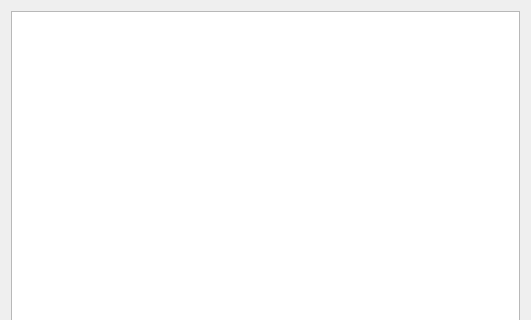
The window that managerwindow.ui (elkswe/AnManager) describes before a commit, drawn with Qt 5; both pictures show x 0 to 531 and y 0 to 320 of the 531 by 619 pixel window.
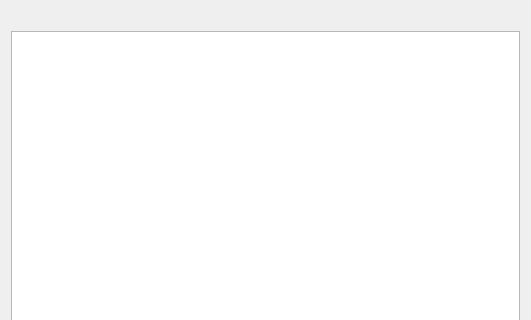
The same window after the commit.

```diff
--- a/managerwindow.ui
+++ b/managerwindow.ui
@@ -15,6 +15,16 @@
   </property>
   <widget class="QWidget" name="centralWidget">
    <layout class="QGridLayout" name="gridLayout">
+    <item row="1" column="0">
+     <widget class="QLabel" name="curr_path_label">
+      <property name="sizePolicy">
+       <sizepolicy hsizetype="Preferred" vsizetype="Preferred">
+        <horstretch>0</horstretch>
+        <verstretch>0</verstretch>
+       </sizepolicy>
+      </property>
+     </widget>
+    </item>
     <item row="0" column="0">
      <layout class="QHBoxLayout" name="hBoxForDisks">
       <property name="sizeConstraint">
@@ -22,7 +32,7 @@
       </property>
      </layout>
     </item>
-    <item row="1" column="0">
+    <item row="2" column="0">
      <widget class="QTableView" name="mainTableView"/>
     </item>
    </layout>
```
